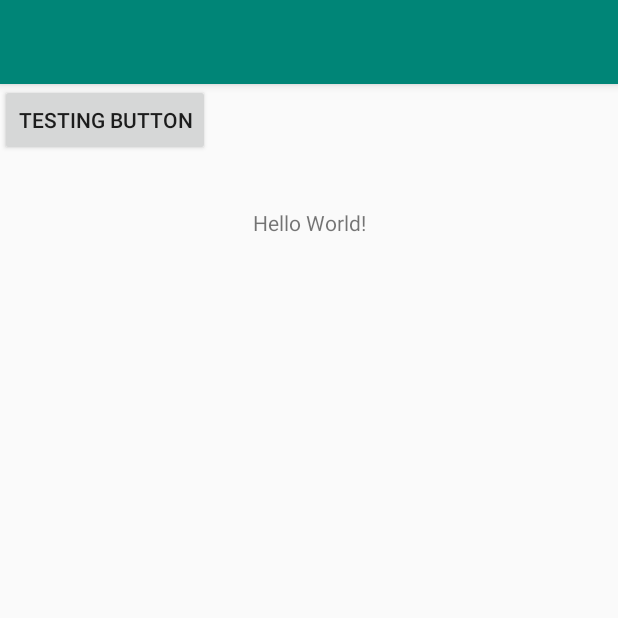
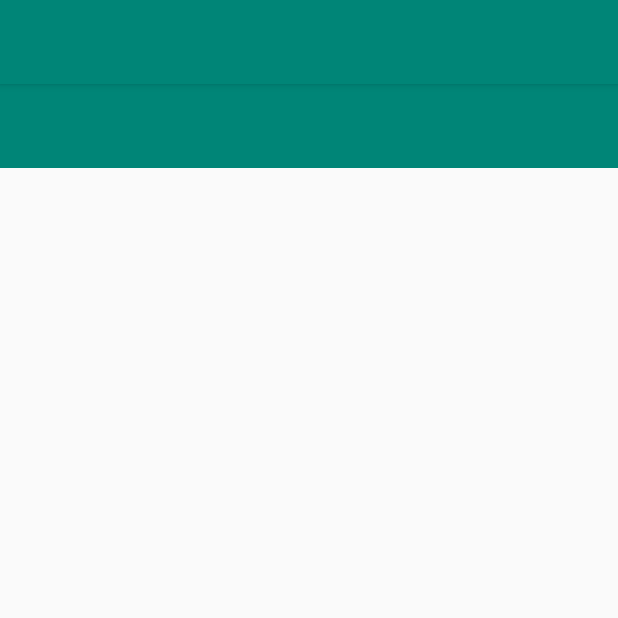
Before and after one commit to SaniaTalib/InstaApp, an Android app: the screen it shows after launch (MainActivity), on a phone screen of 412 x 824 dp, the top half of it. Run offline under Robolectric (Android 15) with nearby library versions, the phone set to English and light mode, and no system bars.

Commit message:
1st 4 olayouts done

```diff
--- a/app/src/main/res/layout/activity_main.xml
+++ b/app/src/main/res/layout/activity_main.xml
@@ -7,18 +7,15 @@
         android:layout_height="match_parent"
         tools:context=".MainActivity">
 
-    <TextView
-            android:layout_width="wrap_content"
-            android:layout_height="wrap_content"
-            android:text="Hello World!"
-            app:layout_constraintBottom_toBottomOf="parent"
-            app:layout_constraintLeft_toLeftOf="parent"
-            app:layout_constraintRight_toRightOf="parent"
-            app:layout_constraintTop_toTopOf="parent" app:layout_constraintVertical_bias="0.11"/>
-    <Button
-            android:text="Testing button"
-            android:layout_width="wrap_content"
-            android:layout_height="wrap_content" tools:layout_editor_absoluteY="213dp"
-            tools:layout_editor_absoluteX="155dp" android:id="@+id/button"/>
+    <android.support.v7.widget.Toolbar
+            android:id="@+id/toolbar"
+            android:layout_width="match_parent"
+            android:layout_height="?attr/actionBarSize"
+            android:minHeight="?attr/actionBarSize"
+            android:background="?attr/colorPrimary"
+            app:titleTextColor="#fff"
+            app:subtitleTextColor="#f5fbff"
+            android:padding="1dp"
+    />
 
 </android.support.constraint.ConstraintLayout>
```
